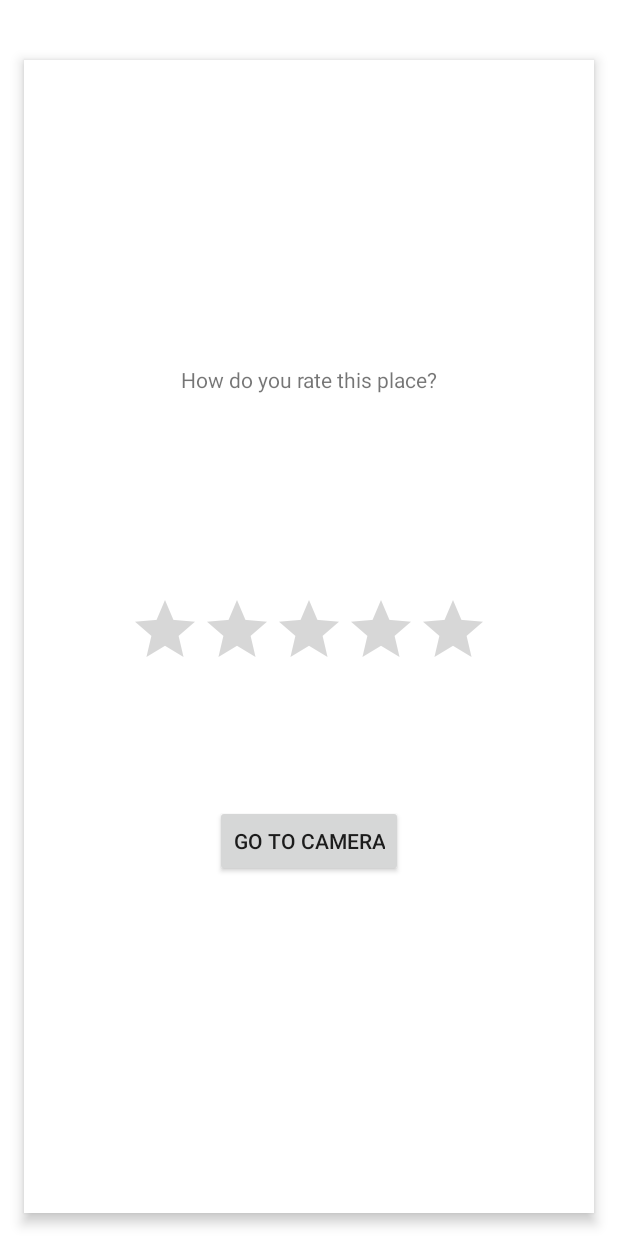
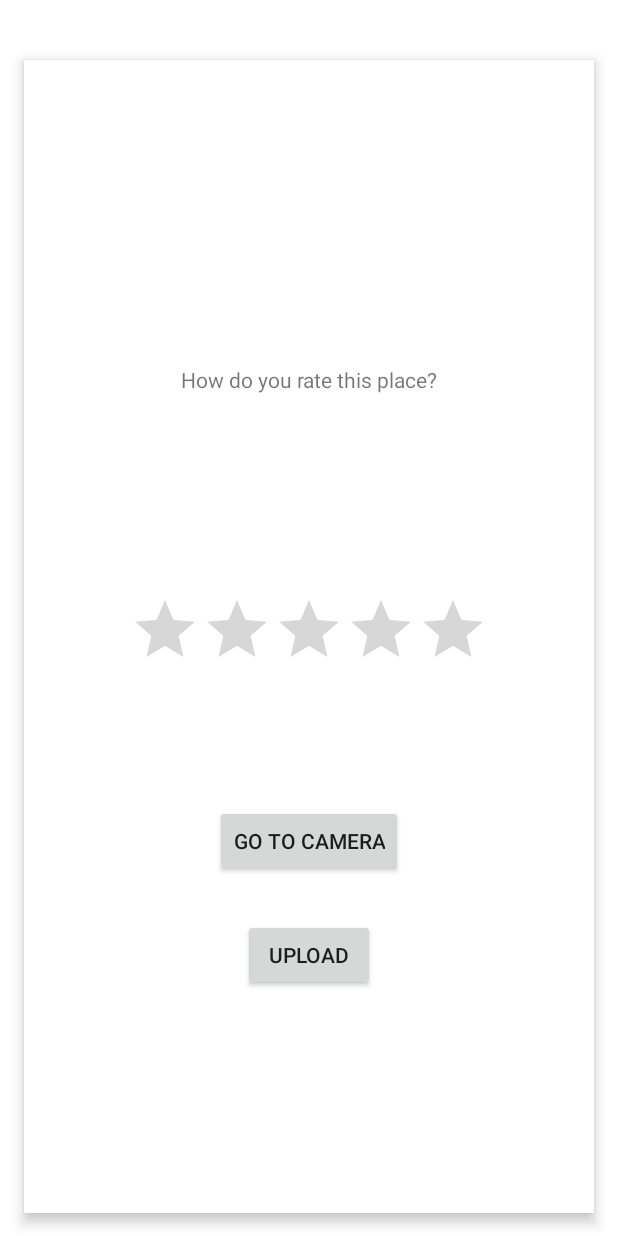
Before and after one commit to Groenbech96/Studyroom, an Android app: the layout fragment_add_room_rating.xml on its own in the app's theme, with its tools: preview values and no code run, on a phone screen of 412 x 824 dp. Run offline under Robolectric (Android 15) with nearby library versions, the phone set to English and light mode, and no system bars.

Commit message:
Image upload now works

```diff
--- a/app/src/main/res/layout/fragment_add_room_rating.xml
+++ b/app/src/main/res/layout/fragment_add_room_rating.xml
@@ -63,6 +63,18 @@
         app:layout_constraintLeft_toLeftOf="parent"
         app:layout_constraintRight_toRightOf="parent"
         app:layout_constraintTop_toBottomOf="@+id/add_room_ratingBar" />
+
+        <Button
+            android:id="@+id/btUpload"
+            android:layout_width="wrap_content"
+            android:layout_height="wrap_content"
+            android:layout_marginLeft="8dp"
+            android:layout_marginRight="8dp"
+            android:layout_marginTop="28dp"
+            android:text="Upload"
+            app:layout_constraintLeft_toLeftOf="parent"
+            app:layout_constraintRight_toRightOf="parent"
+            app:layout_constraintTop_toBottomOf="@+id/btRatingNext" />
     </android.support.constraint.ConstraintLayout>
 
 </android.support.constraint.ConstraintLayout>
--- /dev/null
+++ b/app/src/main/res/xml/file_paths.xml
@@ -0,0 +1,4 @@
+<?xml version="1.0" encoding="utf-8"?>
+<paths xmlns:android="http://schemas.android.com/apk/res/android">
+    <external-path name="my_images" path="Android/data/dtu.group.studyroom/files/Pictures" />
+</paths>
```
Also changed, not shown: app/src/main/java/dtu/group/studyroom/AddRoomActivity.java (+11 -9 lines), app/src/main/java/dtu/group/studyroom/addRoom/AddRoomRatingFragment.java (+21 -41 lines).
